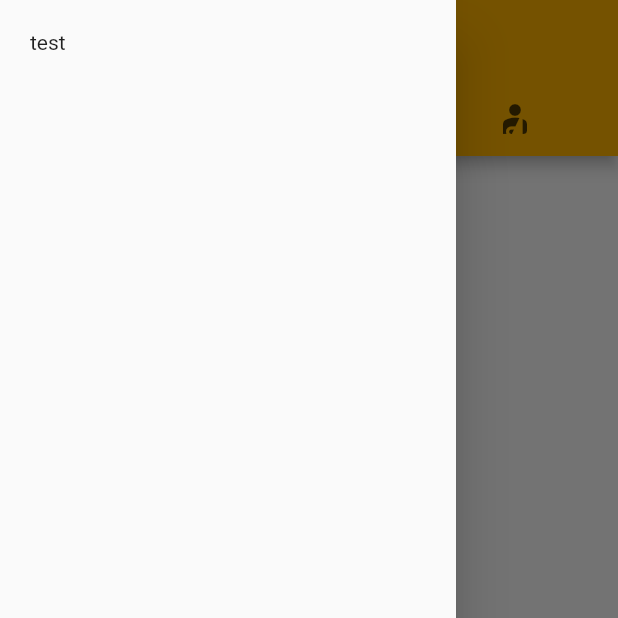
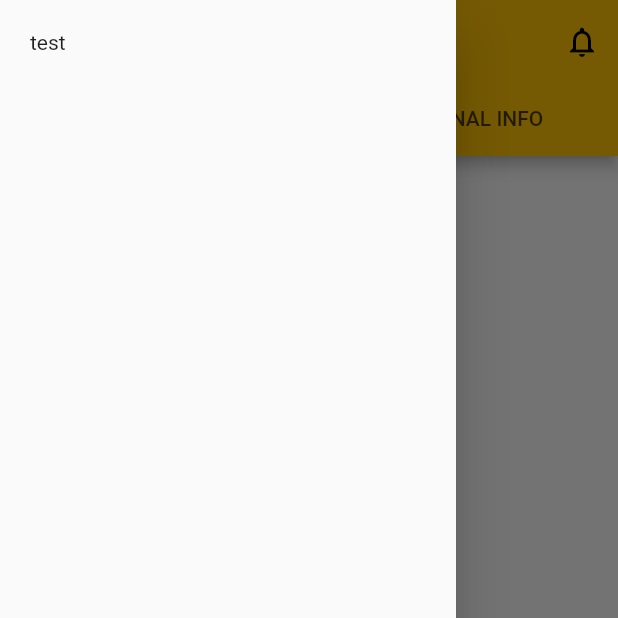
Before and after one commit to alianhakim9/Password-Manager-App-Flutter, a Flutter app: the Home screen opened directly, with the side drawer open, on a phone screen of 412 x 824 dp, the top half of it. Run offline on Flutter 3.47's test engine with Material 2 defaults, Android fonts, the phone set to English and light mode, and no system bars; our stand-ins replace shared_preferences; accounts and stored records are empty.

Commit message:
implementasi sharedpreferences, card password manager, dan get passwords manager berdasarkan user id

```diff
--- a/lib/view/auth_pages/auth_register.dart
+++ b/lib/view/auth_pages/auth_register.dart
@@ -2,8 +2,6 @@
 
 import 'package:flutter/material.dart';
 import 'package:password_manager/viewmodel/auth_viewmodel.dart';
-
-final GlobalKey<ScaffoldState> _scaffoldState = GlobalKey<ScaffoldState>();
 
 class Register extends StatefulWidget {
   const Register({Key? key}) : super(key: key);
@@ -39,7 +37,8 @@ class _RegisterState extends State<Register> {
   }
 
   void showSnackbar(String message) {
-    _scaffoldState.currentState?.showSnackBar(SnackBar(content: Text(message)));
+    ScaffoldMessenger.of(context)
+        .showSnackBar(SnackBar(content: Text(message)));
   }
 
   void doRegister() {
@@ -89,7 +88,6 @@ class _RegisterState extends State<Register> {
   @override
   Widget build(BuildContext context) {
     return Scaffold(
-      key: _scaffoldState,
       body: SafeArea(
         child: Center(
           child: SingleChildScrollView(
--- a/lib/view/home.dart
+++ b/lib/view/home.dart
@@ -1,4 +1,9 @@
+import 'dart:developer';
+
 import 'package:flutter/material.dart';
+import 'package:password_manager/viewmodel/main_viewmodel.dart';
+import 'package:password_manager/widgets/password_manager_card.dart';
+import 'package:shared_preferences/shared_preferences.dart';
 
 class Home extends StatefulWidget {
   const Home({Key? key}) : super(key: key);
@@ -8,6 +13,49 @@ class Home extends StatefulWidget {
 }
 
 class _HomeState extends State<Home> {
+  final MainViewModel viewModel = MainViewModel();
+  List passwords = [];
+  bool _showLoading = false;
+
+  void showLoading() {
+    setState(() {
+      _showLoading = true;
+    });
+  }
+
+  void hideLoading() {
+    setState(() {
+      _showLoading = false;
+    });
+  }
+
+  void getPasswords(userId) async {
+    showLoading();
+    viewModel.getPasswordManager(userId).then((value) {
+      setState(() {
+        hideLoading();
+        passwords = value;
+      });
+    }).catchError((errr) {
+      hideLoading();
+      log('error : $errr');
+    });
+  }
+
+  getData() async {
+    SharedPreferences prefs = await SharedPreferences.getInstance();
+    var userId = prefs.getString('userId') ?? false;
+    if (userId != '') {
+      getPasswords(userId);
+    }
+  }
+
+  @override
+  void initState() {
+    super.initState();
+    getData();
+  }
+
   @override
   Widget build(BuildContext context) {
     return DefaultTabController(
@@ -16,24 +64,36 @@ class _HomeState extends State<Home> {
       child: Scaffold(
         appBar: AppBar(
           title: const Text('Home'),
-          backgroundColor: Colors.amber[600],
           bottom: const TabBar(
+            indicatorColor: Color.fromRGBO(66, 66, 66, 1),
+            isScrollable: true,
             tabs: [
+              Tab(text: 'PASSWORDS'),
               Tab(
-                icon: Icon(Icons.key),
+                text: 'CATATAN',
               ),
               Tab(
-                icon: Icon(Icons.book),
-              ),
-              Tab(
-                icon: Icon(Icons.personal_injury),
+                text: 'PERSONAL INFO',
               ),
             ],
           ),
+          actions: [
+            IconButton(
+                onPressed: () {},
+                icon: const Icon(Icons.notifications_outlined))
+          ],
         ),
         body: TabBarView(
           children: [
             Scaffold(
+              body: _showLoading
+                  ? const LinearProgressIndicator()
+                  : ListView.builder(
+                      itemBuilder: (context, i) {
+                        return PasswordManagerCard(passwords[i]);
+                      },
+                      itemCount: passwords.length,
+                    ),
               floatingActionButton: FloatingActionButton.extended(
                 onPressed: () {},
                 label: const Text(
@@ -84,7 +144,7 @@ class _HomeState extends State<Home> {
               child: Column(
                 mainAxisAlignment: MainAxisAlignment.start,
                 crossAxisAlignment: CrossAxisAlignment.stretch,
-                children: [Text('test')],
+                children: const [Text('test')],
               ),
             ),
           ),
--- /dev/null
+++ b/lib/viewmodel/main_viewmodel.dart
@@ -0,0 +1,13 @@
+import 'package:password_manager/api/api_service.dart';
+
+class MainViewModel {
+  final ApiService _apiService = ApiService();
+
+  Future<String> getUserId() async {
+    return _apiService.getUserId();
+  }
+
+  Future getPasswordManager(userId) {
+    return _apiService.getPasswordManagerByUserId(userId);
+  }
+}
--- a/pubspec.yaml
+++ b/pubspec.yaml
@@ -35,6 +35,8 @@ dependencies:
   # Use with the CupertinoIcons class for iOS style icons.
   cupertino_icons: ^1.0.2
   http: ^0.13.4
+  get_storage: ^2.0.3
+  shared_preferences: ^2.0.15
 
 dev_dependencies:
   flutter_test:
```
Also changed, not shown: lib/api/api_service.dart (+31 -0 lines), lib/model/password_manager_response_model.dart (added, +72 -0 lines), lib/view/auth_pages/auth_login.dart (+3 -8 lines), lib/widgets/password_manager_card.dart (added, +48 -0 lines), pubspec.lock, 1 other file.
